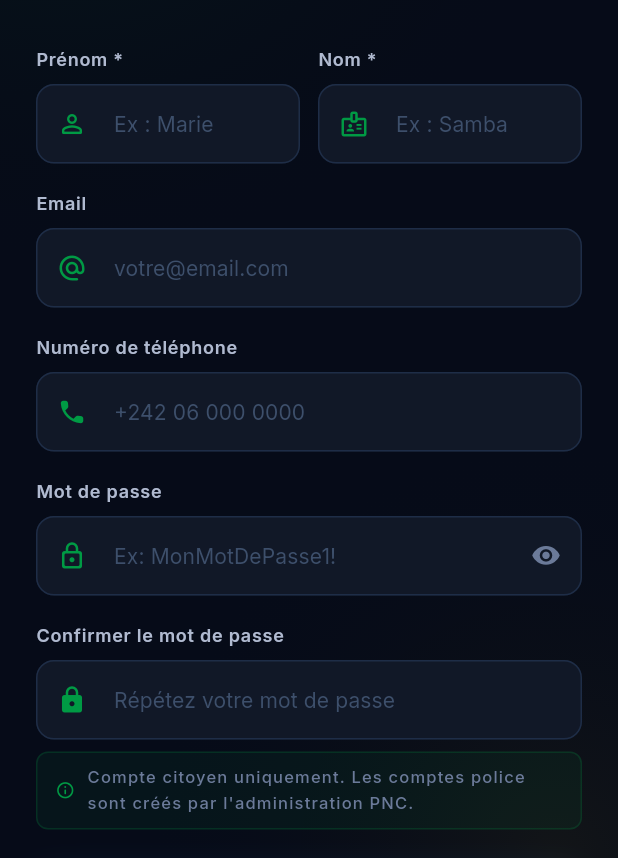
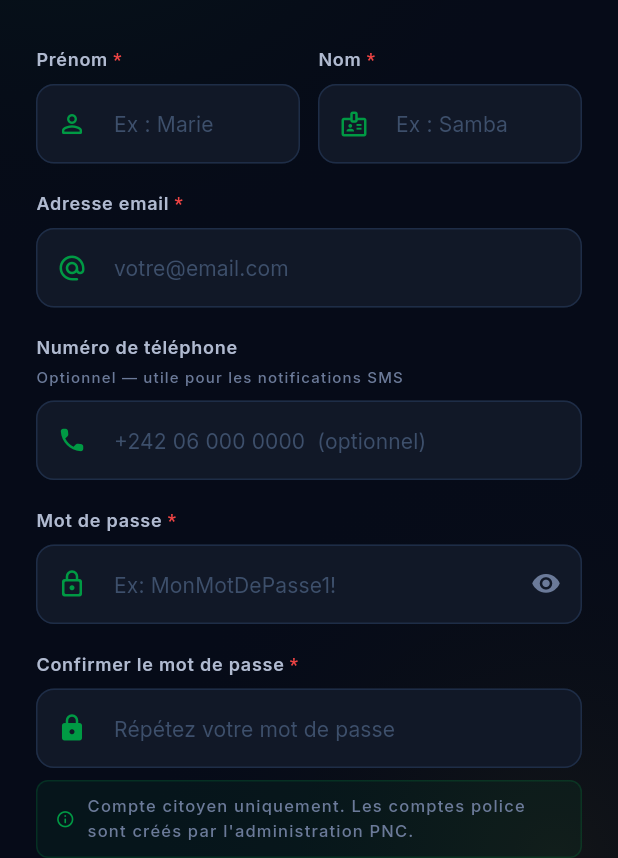
Before and after one commit to Xavierik98/circulation_plus, a Flutter app: the RegisterScreen screen opened by its route, on a phone screen of 412 x 824 dp, the part 378-1236 px from its top. Run offline on Flutter 3.47's test engine with Material 3 defaults, Android fonts, the phone set to English and light mode, and no system bars; drawn by our look-alikes of flutter_animate; our stand-ins replace dio, firebase_core, firebase_messaging, fl_chart, flutter_map, flutter_riverpod and 9 more; accounts and stored records are empty.

Commit message:
feat: phone optional in register, forgot password via email/phone, adaptive colors fix
- register_screen: phone field optional with hint, required fields marked with red *
- register_screen: _label() renders red asterisk for required fields
- forgot_password_screen: email/phone toggle, sends identifier to API
- auth.service: forgotPassword() now accepts email OR phone identifier
- auth.routes: forgot-password body accepts identifier/email/telephone
- app_colors: AdaptiveColors class made public (renamed from private _AdaptiveColors)

Co-Authored-By: Claude Sonnet 4.6 <noreply@anthropic.com>

```diff
--- a/lib/features/auth/presentation/register_screen.dart
+++ b/lib/features/auth/presentation/register_screen.dart
@@ -221,7 +221,7 @@ class _RegisterScreenState extends ConsumerState<RegisterScreen> {
                     const SizedBox(height: 18),
 
                     // Email
-                    _label('Email'),
+                    _label('Adresse email *'),
                     const SizedBox(height: 8),
                     TextFormField(
                       controller: _emailController,
@@ -235,9 +235,9 @@ class _RegisterScreenState extends ConsumerState<RegisterScreen> {
                             color: AppColors.congoGreen, size: 20),
                       ),
                       validator: (v) {
-                        if (v == null || v.trim().isEmpty) return 'Email requis';
+                        if (v == null || v.trim().isEmpty) return 'Email requis *';
                         if (!v.contains('@') || !v.contains('.')) {
-                          return 'Email invalide';
+                          return 'Format email invalide';
                         }
                         return null;
                       },
@@ -245,8 +245,12 @@ class _RegisterScreenState extends ConsumerState<RegisterScreen> {
 
                     const SizedBox(height: 18),
 
-                    // Téléphone
+                    // Téléphone (optionnel)
                     _label('Numéro de téléphone'),
+                    const SizedBox(height: 4),
+                    Text('Optionnel — utile pour les notifications SMS',
+                        style: AppTextStyles.caption.copyWith(
+                            color: AppColors.textTertiary, fontSize: 10)),
                     const SizedBox(height: 8),
                     TextFormField(
                       controller: _phoneController,
@@ -254,20 +258,21 @@ class _RegisterScreenState extends ConsumerState<RegisterScreen> {
                       style: AppTextStyles.bodyMedium
                           .copyWith(color: AppColors.textPrimary),
                       decoration: const InputDecoration(
-                        hintText: '+242 06 000 0000',
+                        hintText: '+242 06 000 0000  (optionnel)',
                         prefixIcon: Icon(Icons.phone_rounded,
                             color: AppColors.congoGreen, size: 20),
                       ),
-                      validator: (v) =>
-                          (v == null || v.trim().length < 8)
-                              ? 'Numéro invalide'
-                              : null,
+                      validator: (v) {
+                        if (v == null || v.trim().isEmpty) return null; // optionnel
+                        if (v.trim().length < 8) return 'Numéro trop court';
+                        return null;
+                      },
                     ).animate().fadeIn(delay: 400.ms),
 
                     const SizedBox(height: 18),
 
                     // Mot de passe
-                    _label('Mot de passe'),
+                    _label('Mot de passe *'),
                     const SizedBox(height: 8),
                     TextFormField(
                       controller: _pinController,
@@ -299,7 +304,7 @@ class _RegisterScreenState extends ConsumerState<RegisterScreen> {
                     const SizedBox(height: 18),
 
                     // Confirmer mot de passe
-                    _label('Confirmer le mot de passe'),
+                    _label('Confirmer le mot de passe *'),
                     const SizedBox(height: 8),
                     TextFormField(
                       controller: _confirmPinController,
@@ -400,10 +405,23 @@ class _RegisterScreenState extends ConsumerState<RegisterScreen> {
     );
   }
 
-  Widget _label(String text) => Text(
-    text,
-    style: AppTextStyles.labelMedium.copyWith(color: AppColors.textSecondary),
-  );
+  Widget _label(String text) {
+    final hasAsterisk = text.endsWith('*');
+    final base = hasAsterisk ? text.substring(0, text.length - 1) : text;
+    if (!hasAsterisk) {
+      return Text(base,
+          style: AppTextStyles.labelMedium.copyWith(color: AppColors.textSecondary));
+    }
+    return RichText(
+      text: TextSpan(
+        style: AppTextStyles.labelMedium.copyWith(color: AppColors.textSecondary),
+        children: [
+          TextSpan(text: base),
+          const TextSpan(text: '*', style: TextStyle(color: AppColors.error, fontWeight: FontWeight.w700)),
+        ],
+      ),
+    );
+  }
 }
 
 class _RegisterBgPainter extends CustomPainter {
--- a/lib/theme/app_colors.dart
+++ b/lib/theme/app_colors.dart
@@ -2,12 +2,12 @@ import 'package:flutter/material.dart';
 
 /// Theme-aware color accessor. Usage: `context.col.bg`
 extension AppColorsContext on BuildContext {
-  _AdaptiveColors get col => _AdaptiveColors(this);
+  AdaptiveColors get col => AdaptiveColors(this);
 }
 
-class _AdaptiveColors {
+class AdaptiveColors {
   final BuildContext _ctx;
-  const _AdaptiveColors(this._ctx);
+  const AdaptiveColors(this._ctx);
 
   bool get _dark => Theme.of(_ctx).brightness == Brightness.dark;
 
```
Also changed, not shown: lib/features/auth/presentation/forgot_password_screen.dart (+127 -81 lines), 2 other files.
